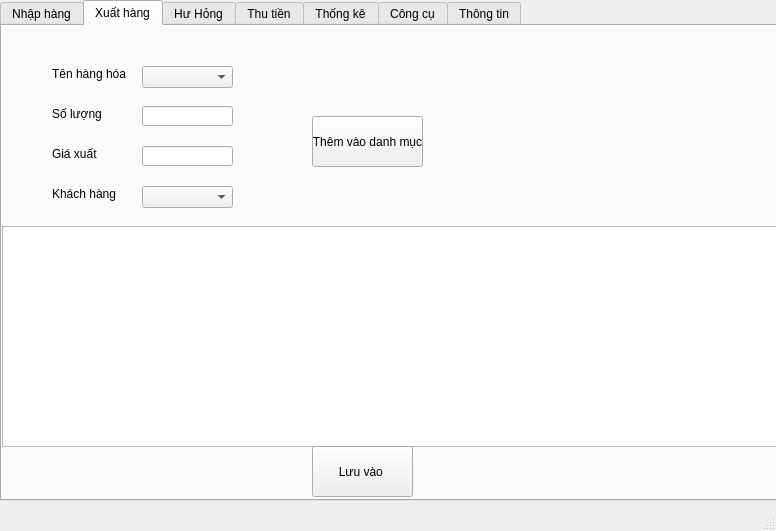
This is mainwindow.ui in Strongmind91/goodManage as Qt 5 draws it before an edit. The edited form follows.
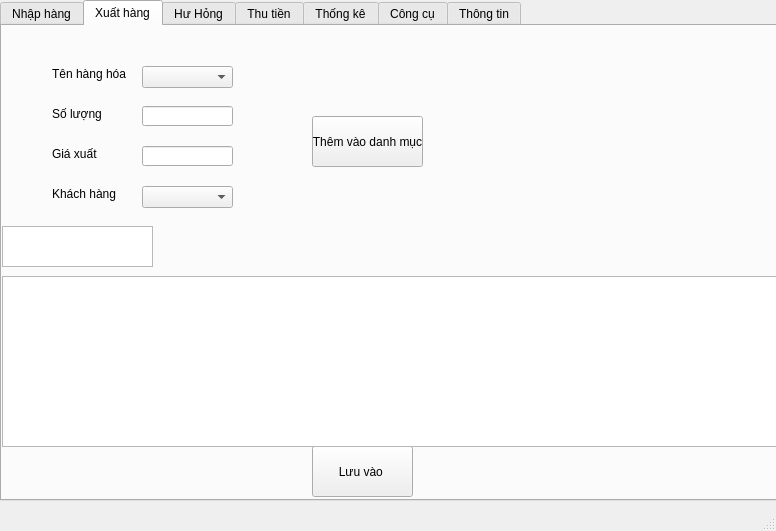
This is the edited form. The open tabs and pages were chosen to show the change.

Commit message: version able to create the table view

Diff of the .ui file:
```diff
--- a/mainwindow.ui
+++ b/mainwindow.ui
@@ -251,17 +251,7 @@
      <attribute name="title">
       <string>Xuất hàng</string>
      </attribute>
-     <widget class="QTableView" name="tableView">
-      <property name="geometry">
-       <rect>
-        <x>0</x>
-        <y>200</y>
-        <width>781</width>
-        <height>221</height>
-       </rect>
-      </property>
-     </widget>
-     <widget class="QPushButton" name="pushButton_3">
+     <widget class="QPushButton" name="tabXuatHang_btn_AddToTableView">
       <property name="geometry">
        <rect>
         <x>310</x>
@@ -379,6 +369,26 @@
        <string>Lưu vào </string>
       </property>
      </widget>
+     <widget class="QTextBrowser" name="tabXuatHang_TextBrowser">
+      <property name="geometry">
+       <rect>
+        <x>0</x>
+        <y>200</y>
+        <width>151</width>
+        <height>41</height>
+       </rect>
+      </property>
+     </widget>
+     <widget class="QTableView" name="tabXuatHang_tableView">
+      <property name="geometry">
+       <rect>
+        <x>0</x>
+        <y>250</y>
+        <width>781</width>
+        <height>171</height>
+       </rect>
+      </property>
+     </widget>
     </widget>
     <widget class="QWidget" name="tabHuHong">
      <attribute name="title">
```
Left out of the diff: 67 changed lines with no effect on the pictures. The commit also changes 6 other files.
